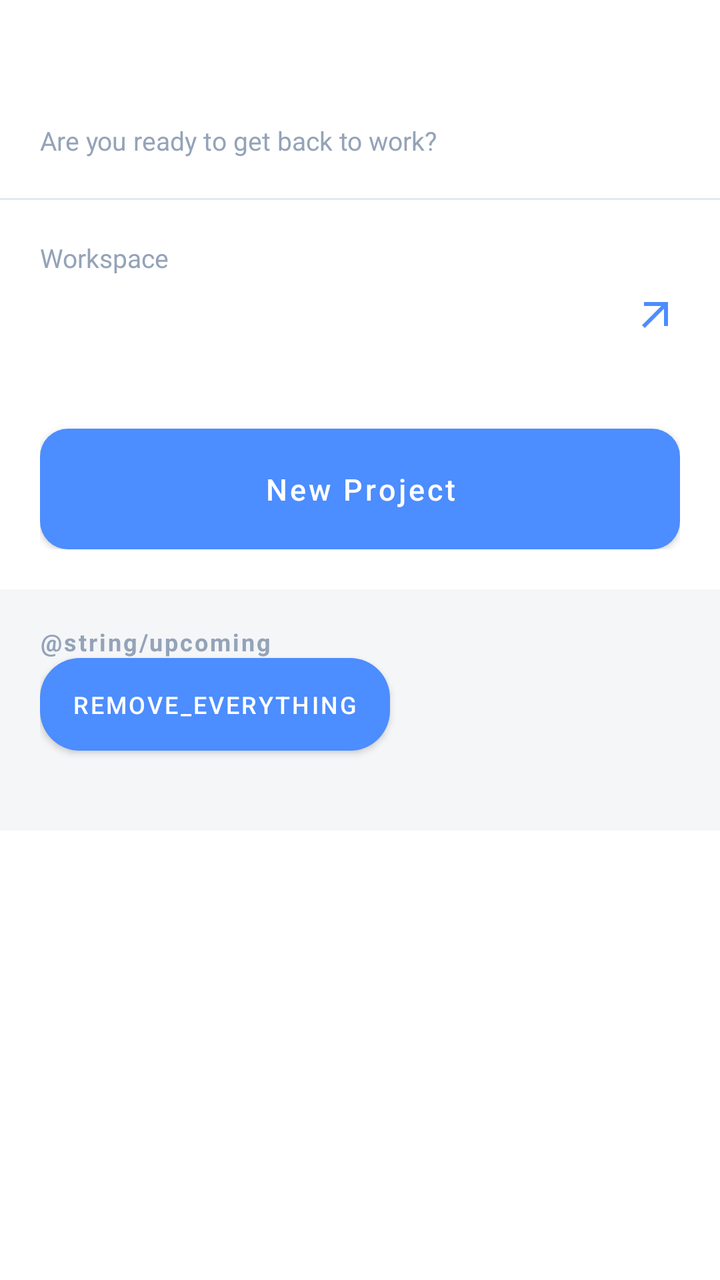
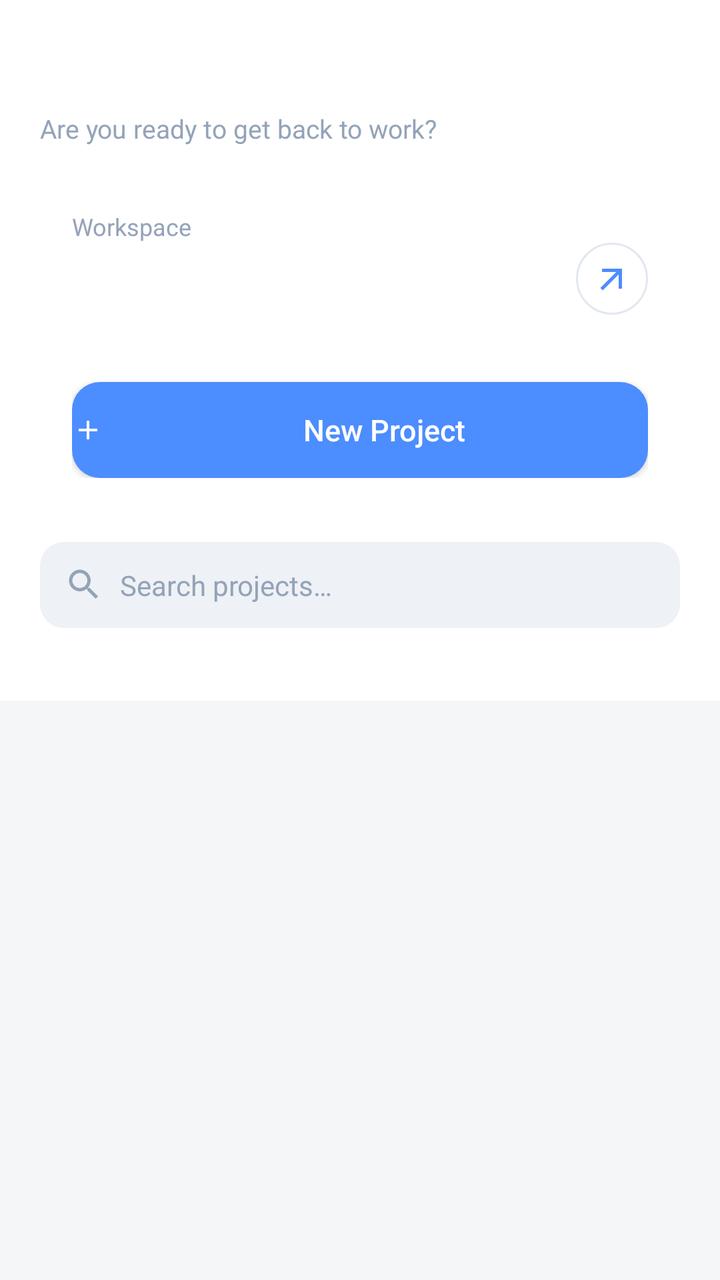

Compare the two renders of this Android layout. The source of the first and the diff that turns it into the second are given below.
<!-- AndroidManifest.xml: application theme Theme.TaskFlow -->
<!-- res/layout/activity_home.xml -->
<?xml version="1.0" encoding="utf-8"?>
<ScrollView xmlns:android="http://schemas.android.com/apk/res/android"
    xmlns:app="http://schemas.android.com/apk/res-auto"
    android:layout_width="match_parent"
    android:layout_height="match_parent"
    android:background="@color/white"
    android:fillViewport="true">

    <LinearLayout
        android:layout_width="match_parent"
        android:layout_height="wrap_content"
        android:orientation="vertical">

        <LinearLayout
            android:layout_width="match_parent"
            android:layout_height="wrap_content"
            android:orientation="vertical"
            android:paddingStart="@dimen/screen_padding"
            android:paddingTop="28dp"
            android:paddingEnd="@dimen/screen_padding">

            <TextView
                android:id="@+id/tvWelcome"
                android:layout_width="wrap_content"
                android:layout_height="wrap_content"
                android:textColor="@color/ink"
                android:textSize="22sp"
                android:textStyle="bold" />

            <TextView
                android:id="@+id/tvWelcomeSubtitle"
                android:layout_width="wrap_content"
                android:layout_height="wrap_content"
                android:layout_marginTop="4dp"
                android:text="@string/welcome_subtitle"
                android:textColor="@color/ink_muted"
                android:textSize="13sp" />
        </LinearLayout>

        <View
            android:layout_width="match_parent"
            android:layout_height="1dp"
            android:layout_marginTop="20dp"
            android:background="@color/divider" />

        <LinearLayout
            android:layout_width="match_parent"
            android:layout_height="wrap_content"
            android:orientation="vertical"
            android:padding="@dimen/screen_padding">

            <TextView
                android:layout_width="wrap_content"
                android:layout_height="wrap_content"
                android:text="@string/workspace_label"
                android:textColor="@color/ink_muted"
                android:textSize="13sp" />

            <LinearLayout
                android:layout_width="match_parent"
                android:layout_height="wrap_content"
                android:layout_marginTop="2dp"
                android:gravity="center_vertical"
                android:orientation="horizontal">

                <TextView
                    android:id="@+id/tvWorkspaceName"
                    android:layout_width="0dp"
                    android:layout_height="wrap_content"
                    android:layout_weight="1"
                    android:textColor="@color/ink"
                    android:textSize="26sp"
                    android:textStyle="bold" />

                <ImageView
                    android:layout_width="24dp"
                    android:layout_height="24dp"
                    android:contentDescription="@null"
                    android:src="@drawable/ic_arrow_outward" />
            </LinearLayout>

            <TextView
                android:id="@+id/tvWorkspaceDate"
                android:layout_width="wrap_content"
                android:layout_height="wrap_content"
                android:layout_marginTop="4dp"
                android:textColor="@color/ink_soft"
                android:textSize="13sp" />

            <Button
                android:id="@+id/btnNewProject"
                android:layout_width="match_parent"
                android:layout_height="wrap_content"
                android:layout_marginTop="18dp"
                android:background="@drawable/bg_button_blue"
                android:drawablePadding="8dp"
                android:paddingTop="14dp"
                android:paddingBottom="14dp"
                android:text="@string/new_project"
                android:textAllCaps="false"
                android:textColor="@color/white"
                android:textSize="15sp"
                app:drawableStartCompat="@drawable/ic_add_dark" />
        </LinearLayout>

        <LinearLayout
            android:layout_width="match_parent"
            android:layout_height="wrap_content"
            android:background="@color/screen_background"
            android:orientation="vertical"
            android:paddingStart="@dimen/screen_padding"
            android:paddingTop="18dp"
            android:paddingEnd="@dimen/screen_padding"
            android:paddingBottom="28dp">


            <TextView
                android:layout_width="wrap_content"
                android:layout_height="wrap_content"
                android:letterSpacing="0.08"
                android:text="@string/upcoming"
                android:textColor="@color/ink_muted"
                android:textSize="12sp"
                android:textStyle="bold" />
            <Button
                android:id="@+id/btnClearAll"
                android:layout_width="wrap_content"
                android:layout_height="wrap_content"
                android:background="@drawable/bg_pill_blue"
                android:minWidth="0dp"
                android:minHeight="0dp"
                android:paddingStart="16dp"
                android:paddingTop="9dp"
                android:paddingEnd="16dp"
                android:paddingBottom="9dp"
                android:text="Remove_everything"
                android:textColor="@color/white"
                android:textSize="12sp" />

            <LinearLayout

                android:id="@+id/projectListContainer"
                android:layout_width="match_parent"
                android:layout_height="wrap_content"
                android:layout_marginTop="12dp"
                android:orientation="vertical" />
        </LinearLayout>
    </LinearLayout>
</ScrollView>
<!-- resources referenced by this layout -->
<resources>
  <color name="divider">#FFE2E8F0</color>
  <color name="ink">#FF0F172A</color>
  <color name="ink_muted">#FF94A3B8</color>
  <color name="ink_soft">#FF64748B</color>
  <color name="screen_background">#FFF5F6F8</color>
  <color name="white">#FFFFFFFF</color>
  <dimen name="screen_padding">20dp</dimen>
  <!-- drawable bg_button_blue (drawable) -->
  <?xml version="1.0" encoding="utf-8"?>
  <shape xmlns:android="http://schemas.android.com/apk/res/android" android:shape="rectangle">
      <solid android:color="@color/blue" />
      <corners android:radius="14dp" />
  </shape>
  <!-- drawable bg_pill_blue (drawable) -->
  <?xml version="1.0" encoding="utf-8"?>
  <shape xmlns:android="http://schemas.android.com/apk/res/android" android:shape="rectangle">
      <solid android:color="@color/blue" />
      <corners android:radius="20dp" />
  </shape>
  <!-- drawable ic_add_dark (drawable) -->
  <?xml version="1.0" encoding="utf-8"?>
  <vector xmlns:android="http://schemas.android.com/apk/res/android"
      android:width="16dp"
      android:height="16dp"
      android:viewportWidth="24"
      android:viewportHeight="24"
      android:tint="@color/white">
      <path
          android:fillColor="#FF000000"
          android:pathData="M19,13h-6v6h-2v-6H5v-2h6V5h2v6h6v2z" />
  </vector>
  <!-- drawable ic_arrow_outward (drawable) -->
  <?xml version="1.0" encoding="utf-8"?>
  <vector xmlns:android="http://schemas.android.com/apk/res/android"
      android:width="24dp"
      android:height="24dp"
      android:viewportWidth="24"
      android:viewportHeight="24"
      android:tint="@color/blue">
      <path
          android:fillColor="#FF000000"
          android:pathData="M6,6v2h8.59L5,17.59 6.41,19 16,9.41V18h2V6z" />
  </vector>
  <string name="new_project">New Project</string>
  <string name="welcome_subtitle">Are you ready to get back to work?</string>
  <string name="workspace_label">Workspace</string>
  <style name="Theme.TaskFlow" parent="Theme.MaterialComponents.Light.NoActionBar">
          <item name="colorPrimary">@color/blue</item>
          <item name="colorPrimaryDark">@color/blue_dark</item>
          <item name="colorAccent">@color/blue</item>
          <item name="android:windowBackground">@color/white</item>
          <item name="android:statusBarColor">@color/white</item>
      </style>
  <color name="blue">#FF4C8DFF</color>
  <color name="blue_dark">#FF3B74E8</color>
</resources>

<!-- the commit's change to res/layout/activity_home.xml (unified diff, before → after) -->
@@ -1,149 +1,176 @@
 <?xml version="1.0" encoding="utf-8"?>
-<ScrollView xmlns:android="http://schemas.android.com/apk/res/android"
+<LinearLayout xmlns:android="http://schemas.android.com/apk/res/android"
     xmlns:app="http://schemas.android.com/apk/res-auto"
     android:layout_width="match_parent"
     android:layout_height="match_parent"
     android:background="@color/white"
-    android:fillViewport="true">
+    android:orientation="vertical">
 
     <LinearLayout
         android:layout_width="match_parent"
         android:layout_height="wrap_content"
-        android:orientation="vertical">
+        android:orientation="vertical"
+        android:paddingStart="@dimen/screen_padding"
+        android:paddingTop="24dp"
+        android:paddingEnd="@dimen/screen_padding">
+
+        <TextView
+            android:id="@+id/tvWelcome"
+            android:layout_width="wrap_content"
+            android:layout_height="wrap_content"
+            android:textColor="@color/ink"
+            android:textSize="22sp"
+            android:textStyle="bold" />
+
+        <TextView
+            android:id="@+id/tvWelcomeSubtitle"
+            android:layout_width="wrap_content"
+            android:layout_height="wrap_content"
+            android:layout_marginTop="2dp"
+            android:text="@string/welcome_subtitle"
+            android:textColor="@color/ink_muted"
+            android:textSize="13sp" />
+    </LinearLayout>
+
+    <LinearLayout
+        android:layout_width="match_parent"
+        android:layout_height="wrap_content"
+        android:layout_marginStart="@dimen/screen_padding"
+        android:layout_marginTop="16dp"
+        android:layout_marginEnd="@dimen/screen_padding"
+        android:background="@drawable/bg_card_white"
+        android:orientation="vertical"
+        android:padding="@dimen/card_padding">
+
+        <TextView
+            android:layout_width="wrap_content"
+            android:layout_height="wrap_content"
+            android:text="@string/workspace_label"
+            android:textColor="@color/ink_muted"
+            android:textSize="12sp" />
 
         <LinearLayout
             android:layout_width="match_parent"
             android:layout_height="wrap_content"
-            android:orientation="vertical"
-            android:paddingStart="@dimen/screen_padding"
-            android:paddingTop="28dp"
-            android:paddingEnd="@dimen/screen_padding">
+            android:gravity="center_vertical"
+            android:orientation="horizontal">
 
             <TextView
-                android:id="@+id/tvWelcome"
-                android:layout_width="wrap_content"
+                android:id="@+id/tvWorkspaceName"
+                android:layout_width="0dp"
                 android:layout_height="wrap_content"
+                android:layout_weight="1"
                 android:textColor="@color/ink"
-                android:textSize="22sp"
+                android:textSize="24sp"
                 android:textStyle="bold" />
 
-            <TextView
-                android:id="@+id/tvWelcomeSubtitle"
-                android:layout_width="wrap_content"
-                android:layout_height="wrap_content"
-                android:layout_marginTop="4dp"
-                android:text="@string/welcome_subtitle"
-                android:textColor="@color/ink_muted"
-                android:textSize="13sp" />
+            <ImageView
+                android:layout_width="36dp"
+                android:layout_height="36dp"
+                android:background="@drawable/bg_circle_light"
+                android:contentDescription="@null"
+                android:padding="8dp"
+                android:src="@drawable/ic_arrow_outward" />
         </LinearLayout>
 
-        <View
-            android:layout_width="match_parent"
-            android:layout_height="1dp"
-            android:layout_marginTop="20dp"
-            android:background="@color/divider" />
+        <TextView
+            android:id="@+id/tvWorkspaceDate"
+            android:layout_width="wrap_content"
+            android:layout_height="wrap_content"
+            android:layout_marginTop="2dp"
+            android:textColor="@color/ink_soft"
+            android:textSize="13sp" />
 
-        <LinearLayout
+        <androidx.appcompat.widget.AppCompatButton
+            android:id="@+id/btnNewProject"
             android:layout_width="match_parent"
             android:layout_height="wrap_content"
-            android:orientation="vertical"
-            android:padding="@dimen/screen_padding">
+            android:layout_marginTop="14dp"
+            android:background="@drawable/bg_button_blue"
+            android:drawablePadding="8dp"
+            android:paddingTop="13dp"
+            android:paddingBottom="13dp"
+            android:text="@string/new_project"
+            android:textAllCaps="false"
+            android:textColor="@color/white"
+            android:textSize="15sp"
+            app:drawableStartCompat="@drawable/ic_add_dark" />
+    </LinearLayout>
 
-            <TextView
-                android:layout_width="wrap_content"
-                android:layout_height="wrap_content"
-                android:text="@string/workspace_label"
-                android:textColor="@color/ink_muted"
-                android:textSize="13sp" />
+    <LinearLayout
+        android:layout_width="match_parent"
+        android:layout_height="wrap_content"
+        android:layout_marginStart="@dimen/screen_padding"
+        android:layout_marginTop="16dp"
+        android:layout_marginEnd="@dimen/screen_padding"
+        android:background="@drawable/bg_search"
+        android:gravity="center_vertical"
+        android:orientation="horizontal"
+        android:paddingStart="12dp"
+        android:paddingEnd="12dp">
 
-            <LinearLayout
-                android:layout_width="match_parent"
-                android:layout_height="wrap_content"
-                android:layout_marginTop="2dp"
-                android:gravity="center_vertical"
-                android:orientation="horizontal">
+        <ImageView
+            android:layout_width="20dp"
+            android:layout_height="20dp"
+            android:contentDescription="@null"
+            android:src="@drawable/ic_search" />
 
-                <TextView
-                    android:id="@+id/tvWorkspaceName"
-                    android:layout_width="0dp"
-                    android:layout_height="wrap_content"
-                    android:layout_weight="1"
-                    android:textColor="@color/ink"
-                    android:textSize="26sp"
-                    android:textStyle="bold" />
-
-                <ImageView
-                    android:layout_width="24dp"
-                    android:layout_height="24dp"
-                    android:contentDescription="@null"
-                    android:src="@drawable/ic_arrow_outward" />
-            </LinearLayout>
-
-            <TextView
-                android:id="@+id/tvWorkspaceDate"
-                android:layout_width="wrap_content"
-                android:layout_height="wrap_content"
-                android:layout_marginTop="4dp"
-                android:textColor="@color/ink_soft"
-                android:textSize="13sp" />
-
-            <Button
-                android:id="@+id/btnNewProject"
-                android:layout_width="match_parent"
-                android:layout_height="wrap_content"
-                android:layout_marginTop="18dp"
-                android:background="@drawable/bg_button_blue"
-                android:drawablePadding="8dp"
-                android:paddingTop="14dp"
-                android:paddingBottom="14dp"
-                android:text="@string/new_project"
-                android:textAllCaps="false"
-                android:textColor="@color/white"
-                android:textSize="15sp"
-                app:drawableStartCompat="@drawable/ic_add_dark" />
-        </LinearLayout>
-
-        <LinearLayout
+        <EditText
+            android:id="@+id/etSearchProjects"
             android:layout_width="match_parent"
             android:layout_height="wrap_content"
-            android:background="@color/screen_background"
-            android:orientation="vertical"
+            android:background="@android:color/transparent"
+            android:hint="@string/search_projects"
+            android:importantForAutofill="no"
+            android:inputType="text"
+            android:maxLines="1"
+            android:paddingStart="8dp"
+            android:paddingTop="12dp"
+            android:paddingEnd="0dp"
+            android:paddingBottom="12dp"
+            android:textColor="@color/ink"
+            android:textColorHint="@color/ink_muted"
+            android:textSize="14sp" />
+    </LinearLayout>
+
+    <TextView
+        android:id="@+id/tvShowingProjects"
+        android:layout_width="wrap_content"
+        android:layout_height="wrap_content"
+        android:layout_marginStart="@dimen/screen_padding"
+        android:layout_marginTop="12dp"
+        android:layout_marginBottom="8dp"
+        android:textColor="@color/blue"
+        android:textSize="12sp" />
+
+    <FrameLayout
+        android:layout_width="match_parent"
+        android:layout_height="0dp"
+        android:layout_weight="1"
+        android:background="@color/screen_background">
+
+        <ListView
+            android:id="@+id/listProjects"
+            android:layout_width="match_parent"
+            android:layout_height="match_parent"
+            android:clipToPadding="false"
+            android:divider="@null"
+            android:dividerHeight="0dp"
             android:paddingStart="@dimen/screen_padding"
-            android:paddingTop="18dp"
+            android:paddingTop="14dp"
             android:paddingEnd="@dimen/screen_padding"
-            android:paddingBottom="28dp">
+            android:paddingBottom="14dp"
+            android:scrollbarStyle="outsideOverlay" />
 
-
-            <TextView
-                android:layout_width="wrap_content"
-                android:layout_height="wrap_content"
-                android:letterSpacing="0.08"
-                android:text="@string/upcoming"
-                android:textColor="@color/ink_muted"
-                android:textSize="12sp"
-                android:textStyle="bold" />
-            <Button
-                android:id="@+id/btnClearAll"
-                android:layout_width="wrap_content"
-                android:layout_height="wrap_content"
-                android:background="@drawable/bg_pill_blue"
-                android:minWidth="0dp"
-                android:minHeight="0dp"
-                android:paddingStart="16dp"
-                android:paddingTop="9dp"
-                android:paddingEnd="16dp"
-                android:paddingBottom="9dp"
-                android:text="Remove_everything"
-                android:textColor="@color/white"
-                android:textSize="12sp" />
-
-            <LinearLayout
-
-                android:id="@+id/projectListContainer"
-                android:layout_width="match_parent"
-                android:layout_height="wrap_content"
-                android:layout_marginTop="12dp"
-                android:orientation="vertical" />
-        </LinearLayout>
-    </LinearLayout>
-</ScrollView>
+        <TextView
+            android:id="@+id/tvNoProjects"
+            android:layout_width="match_parent"
+            android:layout_height="wrap_content"
+            android:layout_gravity="center"
+            android:gravity="center"
+            android:padding="32dp"
+            android:textColor="@color/ink_muted"
+            android:textSize="14sp"
+            android:visibility="gone" />
+    </FrameLayout>
+</LinearLayout>
<!-- resource entries referenced after the edit -->
@@ -1,11 +1,13 @@
 <!-- resources referenced by this layout -->
 <resources>
   <color name="divider">#FFE2E8F0</color>
+  <color name="input_background">#FFEEF1F5</color>
   <color name="ink">#FF0F172A</color>
   <color name="ink_muted">#FF94A3B8</color>
   <color name="ink_soft">#FF64748B</color>
   <color name="screen_background">#FFF5F6F8</color>
   <color name="white">#FFFFFFFF</color>
+  <dimen name="card_padding">16dp</dimen>
   <dimen name="screen_padding">20dp</dimen>
   <!-- drawable bg_button_blue (drawable) -->
   <?xml version="1.0" encoding="utf-8"?>
@@ -13,11 +15,23 @@
       <solid android:color="@color/blue" />
       <corners android:radius="14dp" />
   </shape>
-  <!-- drawable bg_pill_blue (drawable) -->
+  <!-- drawable bg_card_white (drawable) -->
   <?xml version="1.0" encoding="utf-8"?>
   <shape xmlns:android="http://schemas.android.com/apk/res/android" android:shape="rectangle">
-      <solid android:color="@color/blue" />
-      <corners android:radius="20dp" />
+      <solid android:color="@color/white" />
+      <corners android:radius="18dp" />
+  </shape>
+  <!-- drawable bg_circle_light (drawable) -->
+  <?xml version="1.0" encoding="utf-8"?>
+  <shape xmlns:android="http://schemas.android.com/apk/res/android" android:shape="oval">
+      <solid android:color="@color/white" />
+      <stroke android:width="1dp" android:color="@color/divider" />
+  </shape>
+  <!-- drawable bg_search (drawable) -->
+  <?xml version="1.0" encoding="utf-8"?>
+  <shape xmlns:android="http://schemas.android.com/apk/res/android" android:shape="rectangle">
+      <solid android:color="@color/input_background" />
+      <corners android:radius="12dp" />
   </shape>
   <!-- drawable ic_add_dark (drawable) -->
   <?xml version="1.0" encoding="utf-8"?>
@@ -43,7 +57,15 @@
           android:fillColor="#FF000000"
           android:pathData="M6,6v2h8.59L5,17.59 6.41,19 16,9.41V18h2V6z" />
   </vector>
+  <!-- drawable ic_search (drawable) -->
+  <?xml version="1.0" encoding="utf-8"?>
+  <vector xmlns:android="http://schemas.android.com/apk/res/android"
+      android:width="20dp" android:height="20dp"
+      android:viewportWidth="24" android:viewportHeight="24" android:tint="@color/ink_muted">
+      <path android:fillColor="#FF000000" android:pathData="M15.5,14h-0.79l-0.28,-0.27C15.41,12.59 16,11.11 16,9.5 16,5.91 13.09,3 9.5,3S3,5.91 3,9.5 5.91,16 9.5,16c1.61,0 3.09,-0.59 4.23,-1.57l0.27,0.28v0.79l5,4.99L20.49,19l-4.99,-5zM9.5,14C7.01,14 5,11.99 5,9.5S7.01,5 9.5,5 14,7.01 14,9.5 11.99,14 9.5,14z" />
+  </vector>
   <string name="new_project">New Project</string>
+  <string name="search_projects">Search projects…</string>
   <string name="welcome_subtitle">Are you ready to get back to work?</string>
   <string name="workspace_label">Workspace</string>
   <style name="Theme.TaskFlow" parent="Theme.MaterialComponents.Light.NoActionBar">
